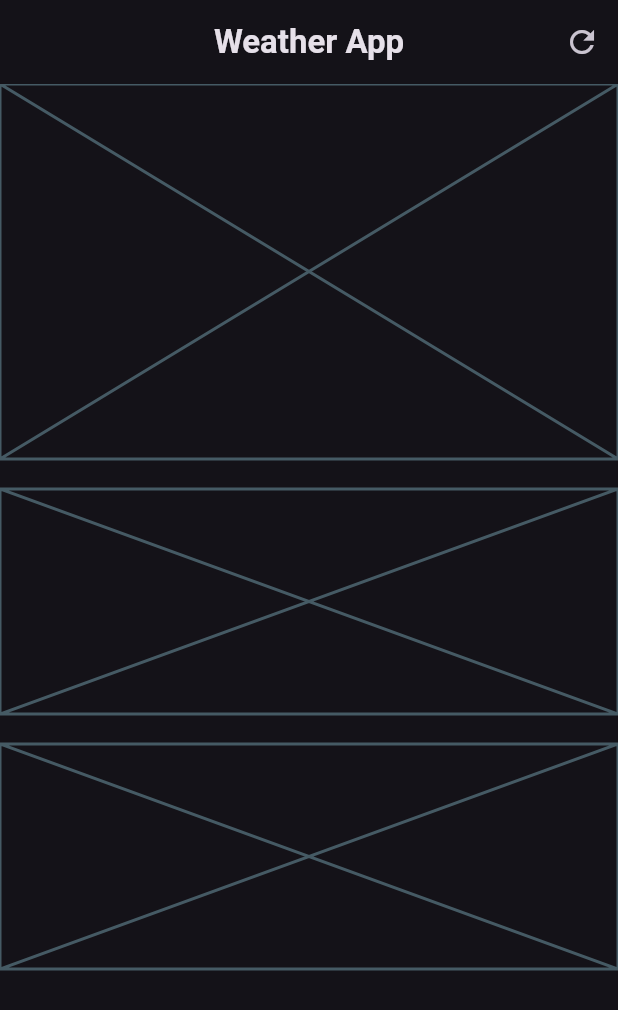
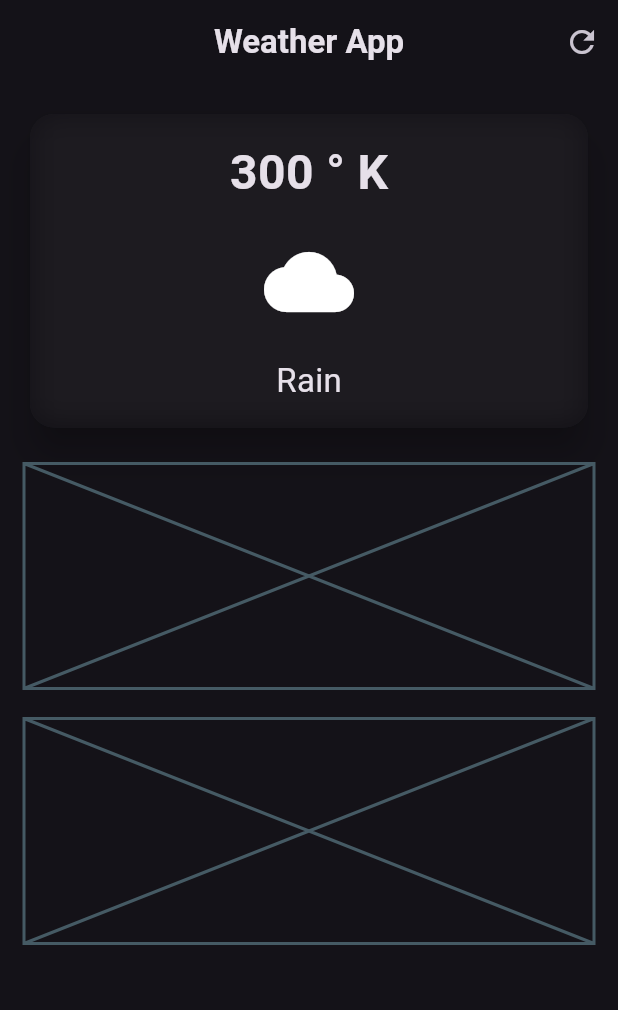
Before and after one commit to Mostafa-Moin26/Flutter-Weather-App, a Flutter app: the screen it shows after launch, on a phone screen of 412 x 824 dp. Shown: the top 1010 px of the screen. Run offline on Flutter 3.47's test engine with Material 3 defaults, Android fonts, the phone set to English and light mode, and no system bars.

Commit message:
progress in main card

```diff
--- a/lib/weather_screen.dart
+++ b/lib/weather_screen.dart
@@ -1,3 +1,5 @@
+import 'dart:ui';
+
 import 'package:flutter/material.dart';
 
 class WeatherScreen extends StatelessWidget {
@@ -21,13 +23,60 @@ class WeatherScreen extends StatelessWidget {
           ),
         ],
       ),
-      body: const Column(
+      body: Padding(
+        padding: const EdgeInsets.all(16.0),
+        child: Column(
           children: [
             // main card
-          Placeholder(
-            fallbackHeight: 250,
+            SizedBox(
+              width: double.infinity,
+              child: Card(
+                elevation: 10,
+                shape: RoundedRectangleBorder(
+                  borderRadius: BorderRadius.circular(16),
+                ),
+                child: ClipRRect(
+                  borderRadius: BorderRadius.circular(16),
+                  child: BackdropFilter(
+                    filter: ImageFilter.blur(
+                      sigmaX: 10,
+                      sigmaY: 10,
+                    ),
+                    child: const Padding(
+                      padding: EdgeInsets.all(16.0),
+                      child: Column(
+                        children: [
+                          Text(
+                            '300 ° K',
+                            style: TextStyle(
+                              fontSize: 32,
+                              fontWeight: FontWeight.bold,
+                            ),
                           ),
                           SizedBox(
+                            height: 20,
+                          ),
+                          Icon(
+                            Icons.cloud,
+                            size: 60,
+                          ),
+                          SizedBox(
+                            height: 20,
+                          ),
+                          Text(
+                            'Rain',
+                            style: TextStyle(
+                              fontSize: 22,
+                            ),
+                          )
+                        ],
+                      ),
+                    ),
+                  ),
+                ),
+              ),
+            ),
+            const SizedBox(
               height: 20,
             ),
 
@@ -42,8 +91,9 @@ class WeatherScreen extends StatelessWidget {
             // additional information card
             Placeholder(
               fallbackHeight: 150,
-          )
+            ),
           ],
+        ),
       ),
     );
   }
```
Lines whose indentation alone changed are shown as unchanged.
